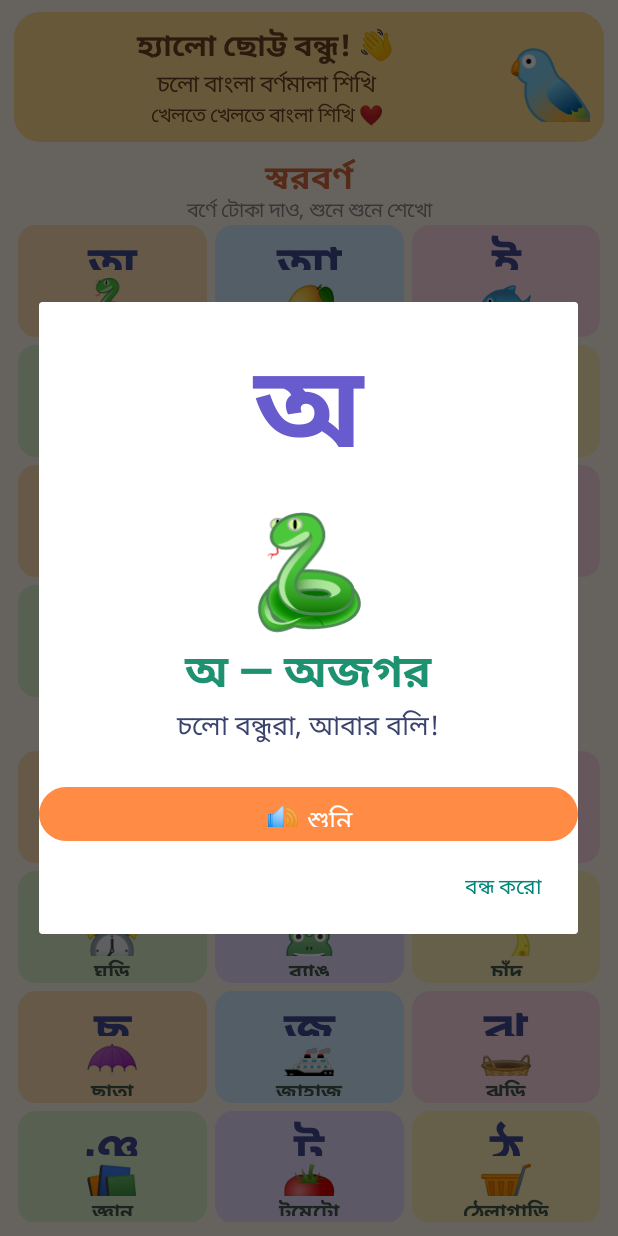
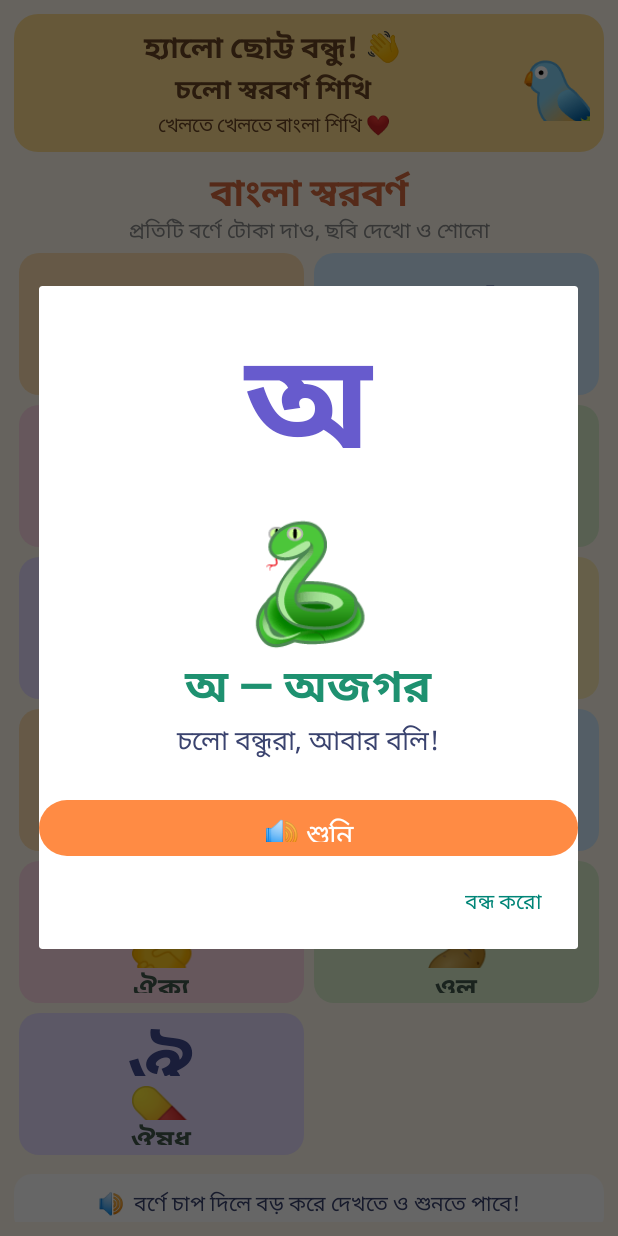
Before and after one commit to DhakaAi/Bangla-Kids-Alphabet, an Android app: the screen it shows after launch (MainActivity), after a tap on an icon or button, on a phone screen of 412 x 824 dp. Run offline under Robolectric (Android 15) with nearby library versions, the phone set to English and light mode, and no system bars; 1 statement that could not run was skipped.

Commit message:
Redesign first screen as large two-column Bengali vowel learning chart

```diff
--- a/app/src/main/java/com/dhakaai/banglakidsalphabet/MainActivity.kt
+++ b/app/src/main/java/com/dhakaai/banglakidsalphabet/MainActivity.kt
@@ -3,6 +3,7 @@ package com.dhakaai.banglakidsalphabet
 import android.app.Activity
 import android.os.Bundle
 import android.speech.tts.TextToSpeech
+import android.speech.tts.Voice
 import android.graphics.Color
 import android.graphics.Typeface
 import android.graphics.drawable.GradientDrawable
@@ -13,66 +14,142 @@ import java.util.Locale
 data class Letter(val ch:String,val word:String,val emoji:String)
 
 class MainActivity:Activity(),TextToSpeech.OnInitListener{
- private val vowels=listOf(Letter("অ","অজগর","🐍"),Letter("আ","আম","🥭"),Letter("ই","ইলিশ","🐟"),Letter("ঈ","ঈগল","🦅"),Letter("উ","উট","🐪"),Letter("ঊ","ঊষা","🌅"),Letter("ঋ","ঋতু","🌦️"),Letter("এ","একতারা","🎸"),Letter("ঐ","ঐক্য","🤝"),Letter("ও","ওল","🥔"),Letter("ঔ","ঔষধ","💊"))
- private val consonants=listOf(Letter("ক","কলা","🍌"),Letter("খ","খরগোশ","🐰"),Letter("গ","গরু","🐮"),Letter("ঘ","ঘড়ি","⏰"),Letter("ঙ","ব্যাঙ","🐸"),Letter("চ","চাঁদ","🌙"),Letter("ছ","ছাতা","☂️"),Letter("জ","জাহাজ","🚢"),Letter("ঝ","ঝুড়ি","🧺"),Letter("ঞ","জ্ঞান","📚"),Letter("ট","টমেটো","🍅"),Letter("ঠ","ঠেলাগাড়ি","🛒"),Letter("ড","ডাব","🥥"),Letter("ঢ","ঢোল","🥁"),Letter("ণ","হরিণ","🦌"),Letter("ত","তরমুজ","🍉"),Letter("থ","থালা","🍽️"),Letter("দ","দোয়েল","🐦"),Letter("ধ","ধান","🌾"),Letter("ন","নৌকা","⛵"),Letter("প","প্রজাপতি","🦋"),Letter("ফ","ফুল","🌸"),Letter("ব","বল","⚽"),Letter("ভ","ভালুক","🐻"),Letter("ম","মাছ","🐠"),Letter("য","যমুনা","🏞️"),Letter("র","রংধনু","🌈"),Letter("ল","লাটিম","🌀"),Letter("শ","শাপলা","🪷"),Letter("ষ","ষাঁড়","🐂"),Letter("স","সূর্য","☀️"),Letter("হ","হাতি","🐘"),Letter("ড়","আষাঢ়","🌧️"),Letter("ঢ়","গাঢ়","🎨"),Letter("য়","ময়ূর","🦚"))
+ private val vowels=listOf(
+  Letter("অ","অজগর","🐍"),Letter("আ","আম","🥭"),
+  Letter("ই","ইলিশ","🐟"),Letter("ঈ","ঈগল","🦅"),
+  Letter("উ","উট","🐪"),Letter("ঊ","ঊষা","🌅"),
+  Letter("ঋ","ঋতু","🌦️"),Letter("এ","একতারা","🎸"),
+  Letter("ঐ","ঐক্য","🤝"),Letter("ও","ওল","🥔"),
+  Letter("ঔ","ঔষধ","💊")
+ )
  private var tts:TextToSpeech?=null
  private val ink=Color.rgb(58,67,111)
- private val colors=intArrayOf(Color.rgb(255,224,177),Color.rgb(211,237,255),Color.rgb(255,218,231),Color.rgb(220,242,207),Color.rgb(232,222,255),Color.rgb(255,239,184))
+ private val colors=intArrayOf(
+  Color.rgb(255,224,177),Color.rgb(211,237,255),
+  Color.rgb(255,218,231),Color.rgb(220,242,207),
+  Color.rgb(232,222,255),Color.rgb(255,239,184)
+ )
  private fun shape(c:Int,r:Float=20f)=GradientDrawable().apply{setColor(c);cornerRadius=r}
- private fun label(s:String,size:Float,color:Int,bold:Boolean=false)=TextView(this).apply{text=s;textSize=size;setTextColor(color);gravity=Gravity.CENTER;if(bold)setTypeface(typeface,Typeface.BOLD)}
+ private fun label(s:String,size:Float,color:Int,bold:Boolean=false)=TextView(this).apply{
+  text=s;textSize=size;setTextColor(color);gravity=Gravity.CENTER
+  if(bold)setTypeface(typeface,Typeface.BOLD)
+ }
  override fun onCreate(savedInstanceState:Bundle?){
-  super.onCreate(savedInstanceState);tts=TextToSpeech(this,this)
-  val root=LinearLayout(this).apply{orientation=1;setPadding(14,12,14,14);setBackgroundColor(Color.rgb(255,249,235))}
-  val scroll=ScrollView(this)
+  super.onCreate(savedInstanceState)
+  tts=TextToSpeech(this,this)
+  val root=LinearLayout(this).apply{
+   orientation=1;setPadding(14,14,14,14)
+   setBackgroundColor(Color.rgb(255,249,235))
+  }
+  val scroll=ScrollView(this).apply{fillViewport=true}
   val page=LinearLayout(this).apply{orientation=1}
-  val hero=LinearLayout(this).apply{orientation=LinearLayout.HORIZONTAL;gravity=Gravity.CENTER_VERTICAL;background=shape(Color.rgb(255,222,143),26f);setPadding(14,12,14,12)}
-  val intro=LinearLayout(this).apply{orientation=1;layoutParams=LinearLayout.LayoutParams(0,-2,1f)}
+  val hero=LinearLayout(this).apply{
+   orientation=LinearLayout.HORIZONTAL;gravity=Gravity.CENTER_VERTICAL
+   background=shape(Color.rgb(255,222,143),24f);setPadding(14,12,14,12)
+  }
+  val intro=LinearLayout(this).apply{
+   orientation=1;layoutParams=LinearLayout.LayoutParams(0,-2,1f)
+  }
   intro.addView(label("হ্যালো ছোট্ট বন্ধু! 👋",20f,Color.rgb(105,67,35),true))
-  intro.addView(label("চলো বাংলা বর্ণমালা শিখি",15f,Color.rgb(105,67,35)))
+  intro.addView(label("চলো স্বরবর্ণ শিখি",18f,Color.rgb(105,67,35),true))
   intro.addView(label("খেলতে খেলতে বাংলা শিখি ❤️",13f,Color.rgb(105,67,35)))
-  hero.addView(intro);hero.addView(label("🐦",58f,ink),LinearLayout.LayoutParams(86,90))
-  page.addView(hero,LinearLayout.LayoutParams(-1,-2).apply{setMargins(0,0,0,12)})
-  page.addView(label("স্বরবর্ণ",22f,Color.rgb(213,105,62),true),LinearLayout.LayoutParams(-1,42))
-  page.addView(label("বর্ণে টোকা দাও, শুনে শুনে শেখো",13f,Color.GRAY),LinearLayout.LayoutParams(-1,25))
-  addAlphabetGrid(page,vowels,3)
-  page.addView(label("ব্যঞ্জনবর্ণ",22f,Color.rgb(66,135,177),true),LinearLayout.LayoutParams(-1,46))
-  addAlphabetGrid(page,consonants,3)
-  val footer=TextView(this).apply{text="🔊  যেকোনো বর্ণে চাপ দিলে তার নাম, শব্দ ও মজার উৎসাহ শুনতে পাবে!";textSize=14f;gravity=Gravity.CENTER;setTextColor(ink);background=shape(Color.WHITE,20f);setPadding(12,14,12,14)}
-  page.addView(footer,LinearLayout.LayoutParams(-1,-2).apply{setMargins(0,14,0,12)})
-  scroll.addView(page);root.addView(scroll,LinearLayout.LayoutParams(-1,0,1f));setContentView(root)
+  hero.addView(intro)
+  hero.addView(label("🐦",54f,ink),LinearLayout.LayoutParams(72,76))
+  page.addView(hero,LinearLayout.LayoutParams(-1,-2).apply{bottomMargin=14})
+  page.addView(label("বাংলা স্বরবর্ণ",25f,Color.rgb(213,105,62),true),
+   LinearLayout.LayoutParams(-1,48))
+  page.addView(label("প্রতিটি বর্ণে টোকা দাও, ছবি দেখো ও শোনো",14f,Color.GRAY),
+   LinearLayout.LayoutParams(-1,34))
+  addVowelGrid(page)
+  val footer=TextView(this).apply{
+   text="🔊  বর্ণে চাপ দিলে বড় করে দেখতে ও শুনতে পাবে!"
+   textSize=14f;gravity=Gravity.CENTER;setTextColor(ink)
+   background=shape(Color.WHITE,18f);setPadding(12,14,12,14)
+  }
+  page.addView(footer,LinearLayout.LayoutParams(-1,-2).apply{
+   topMargin=14;bottomMargin=10
+  })
+  scroll.addView(page)
+  root.addView(scroll,LinearLayout.LayoutParams(-1,0,1f))
+  setContentView(root)
  }
- private fun addAlphabetGrid(parent:LinearLayout,items:List<Letter>,columns:Int){
-  val grid=GridLayout(this).apply{columnCount=columns}
-  items.forEachIndexed{i,item->
-   val card=LinearLayout(this).apply{orientation=1;gravity=Gravity.CENTER;background=shape(colors[i%colors.size],18f);setPadding(4,7,4,7);setOnClickListener{showLearning(item)}}
-   card.addView(label(item.ch,34f,Color.rgb(65,75,145),true),LinearLayout.LayoutParams(-1,42))
-   card.addView(label(item.emoji,30f,ink),LinearLayout.LayoutParams(-1,40))
-   card.addView(label(item.word,14f,Color.rgb(66,87,76),true),LinearLayout.LayoutParams(-1,25))
-   grid.addView(card,GridLayout.LayoutParams().apply{width=0;height=112;columnSpec=GridLayout.spec(GridLayout.UNDEFINED,1f);setMargins(4,4,4,4)})
+ private fun addVowelGrid(parent:LinearLayout){
+  val grid=GridLayout(this).apply{columnCount=2;useDefaultMargins=false}
+  vowels.forEachIndexed{i,item->
+   val card=LinearLayout(this).apply{
+    orientation=1;gravity=Gravity.CENTER
+    background=shape(colors[i%colors.size],20f)
+    setPadding(6,10,6,10)
+    setOnClickListener{showLearning(item)}
+   }
+   card.addView(label(item.ch,48f,Color.rgb(65,75,145),true),
+    LinearLayout.LayoutParams(-1,58))
+   card.addView(label(item.emoji,36f,ink),LinearLayout.LayoutParams(-1,44))
+   card.addView(label(item.word,18f,Color.rgb(66,87,76),true),
+    LinearLayout.LayoutParams(-1,30))
+   val params=GridLayout.LayoutParams().apply{
+    width=0;height=142
+    columnSpec=GridLayout.spec(GridLayout.UNDEFINED,1f)
+    setMargins(5,5,5,5)
+   }
+   grid.addView(card,params)
   }
   parent.addView(grid,LinearLayout.LayoutParams(-1,-2))
  }
  private fun showLearning(item:Letter){
-  val panel=LinearLayout(this).apply{orientation=1;gravity=Gravity.CENTER;background=shape(Color.WHITE,28f);setPadding(24,24,24,24)}
-  panel.addView(label(item.ch,76f,Color.rgb(103,91,205),true))
-  panel.addView(label(item.emoji,72f,ink))
+  val panel=LinearLayout(this).apply{
+   orientation=1;gravity=Gravity.CENTER
+   background=shape(Color.WHITE,24f);setPadding(24,22,24,22)
+  }
+  panel.addView(label(item.ch,88f,Color.rgb(103,91,205),true))
+  panel.addView(label(item.emoji,76f,ink))
   panel.addView(label("${item.ch} — ${item.word}",30f,Color.rgb(30,145,112),true))
   panel.addView(label("চলো বন্ধুরা, আবার বলি!",18f,ink))
   AlertDialogBuilder.show(this,panel){speak(item)}
  }
  private fun speak(item:Letter){
-  tts?.speak(item.ch,TextToSpeech.QUEUE_FLUSH,null,"letter")
-  tts?.playSilentUtterance(350,TextToSpeech.QUEUE_ADD,"pause")
-  tts?.speak("${item.word}! চলো বন্ধুরা, আবার বলি—${item.ch}, ${item.word}!",TextToSpeech.QUEUE_ADD,null,"word")
-  tts?.playSilentUtterance(250,TextToSpeech.QUEUE_ADD,"pause2")
-  tts?.speak("বাহ! খুব সুন্দর!",TextToSpeech.QUEUE_ADD,null,"praise")
+  val engine=tts ?: return
+  engine.stop()
+  engine.speak(item.ch,TextToSpeech.QUEUE_FLUSH,null,"letter")
+  engine.playSilentUtterance(450,TextToSpeech.QUEUE_ADD,"pause")
+  engine.speak("${item.word}! চলো বন্ধুরা, আবার বলি—${item.ch}, ${item.word}!",
+   TextToSpeech.QUEUE_ADD,null,"word")
+  engine.playSilentUtterance(300,TextToSpeech.QUEUE_ADD,"pause2")
+  engine.speak("বাহ! খুব সুন্দর!",TextToSpeech.QUEUE_ADD,null,"praise")
  }
- override fun onInit(status:Int){if(status==TextToSpeech.SUCCESS){val r=tts?.setLanguage(Locale("bn","BD"));tts?.setSpeechRate(0.82f);tts?.setPitch(1.18f);if(r==TextToSpeech.LANG_MISSING_DATA||r==TextToSpeech.LANG_NOT_SUPPORTED)Toast.makeText(this,"বাংলা ভয়েসের জন্য ফোনের Text-to-Speech সেটিংসে Bengali voice ইনস্টল করুন।",Toast.LENGTH_LONG).show()}}
+ override fun onInit(status:Int){
+  if(status!=TextToSpeech.SUCCESS)return
+  val engine=tts ?: return
+  val bnVoices=engine.voices?.filter{it.locale.language=="bn"} ?: emptyList<Voice>()
+  if(bnVoices.isNotEmpty()){
+   val preferred=bnVoices.firstOrNull{it.locale.country.equals("BD",true)} ?: bnVoices.first()
+   engine.voice=preferred
+   engine.language=preferred.locale
+  }else{
+   val result=engine.setLanguage(Locale("bn","BD"))
+   if(result==TextToSpeech.LANG_MISSING_DATA||result==TextToSpeech.LANG_NOT_SUPPORTED){
+    Toast.makeText(this,"এই ফোনে বাংলা TTS ভয়েস নেই। Bengali voice ইনস্টল করতে হবে।",Toast.LENGTH_LONG).show()
+   }
+  }
+  engine.setSpeechRate(0.76f)
+  engine.setPitch(1.22f)
+ }
  override fun onDestroy(){tts?.stop();tts?.shutdown();super.onDestroy()}
 }
 private object AlertDialogBuilder{
  fun show(activity:Activity,view:android.view.View,onSpeak:()->Unit){
-  val box=LinearLayout(activity).apply{orientation=1;addView(view);addView(TextView(activity).apply{text="🔊 শুনি";textSize=18f;gravity=Gravity.CENTER;setTextColor(Color.WHITE);background=GradientDrawable().apply{setColor(Color.rgb(255,139,68));cornerRadius=30f};setPadding(12,14,12,14);setOnClickListener{onSpeak()}},LinearLayout.LayoutParams(-1,54).apply{topMargin=16})}
-  android.app.AlertDialog.Builder(activity).setView(box).setPositiveButton("বন্ধ করো",null).show()
+  val box=LinearLayout(activity).apply{
+   orientation=1;addView(view)
+   addView(TextView(activity).apply{
+    text="🔊 শুনি";textSize=19f;gravity=Gravity.CENTER
+    setTextColor(Color.WHITE)
+    background=GradientDrawable().apply{
+     setColor(Color.rgb(255,139,68));cornerRadius=30f
+    }
+    setPadding(12,14,12,14);setOnClickListener{onSpeak()}
+   },LinearLayout.LayoutParams(-1,56).apply{topMargin=16})
+  }
+  android.app.AlertDialog.Builder(activity).setView(box)
+   .setPositiveButton("বন্ধ করো",null).show()
  }
 }
```
